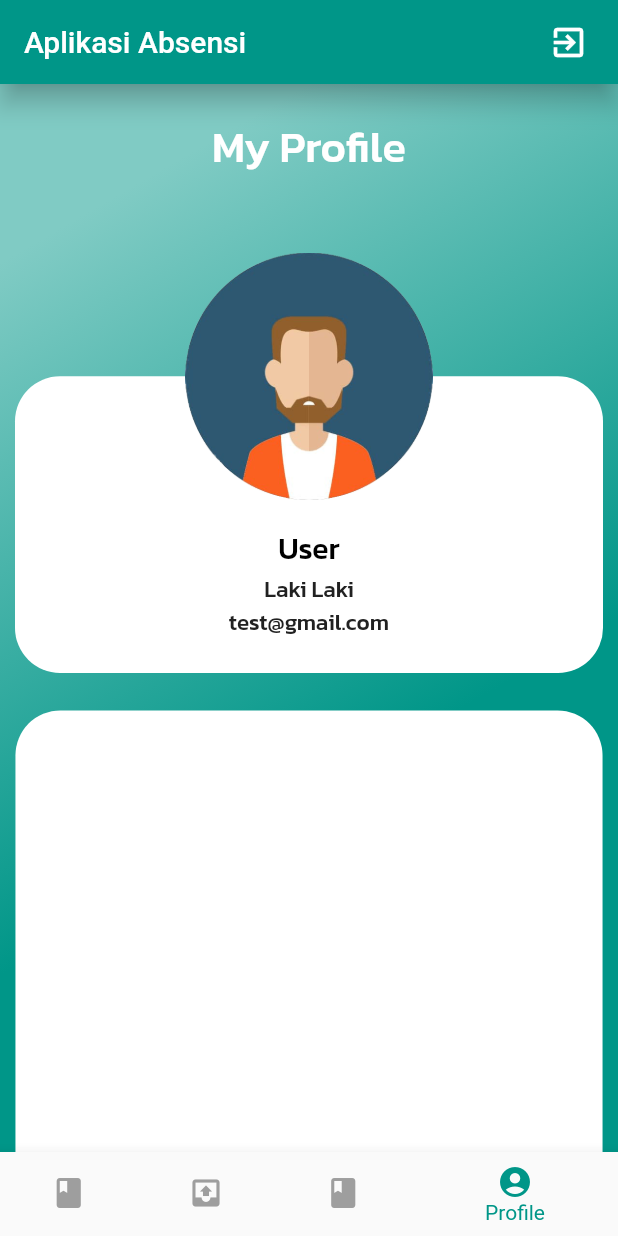
After one commit to umarfakhr4y/projek_panur, a Flutter app: the Home screen opened directly, item 4 of the bottom bar chosen, on a phone screen of 412 x 824 dp. The commit adds this screen. Run offline on Flutter 3.47's test engine with Material 2 defaults, Android fonts, the phone set to English and light mode, and no system bars; our stand-ins replace date_format, flutter_datetime_picker, geolocator, shared_preferences; accounts and stored records are empty; network calls fail.

Commit message:
bismillah kelar

```diff
--- a/lib/admin/model/karyawanModel.dart
+++ b/lib/admin/model/karyawanModel.dart
@@ -4,11 +4,9 @@
 
 import 'dart:convert';
 
-List<AllKaryawan> allKaryawanFromJson(String str) => List<AllKaryawan>.from(
-    json.decode(str).map((x) => AllKaryawan.fromJson(x)));
+List<AllKaryawan> allKaryawanFromJson(String str) => List<AllKaryawan>.from(json.decode(str).map((x) => AllKaryawan.fromJson(x)));
 
-String allKaryawanToJson(List<AllKaryawan> data) =>
-    json.encode(List<dynamic>.from(data.map((x) => x.toJson())));
+String allKaryawanToJson(List<AllKaryawan> data) => json.encode(List<dynamic>.from(data.map((x) => x.toJson())));
 
 class AllKaryawan {
     AllKaryawan({
@@ -19,6 +17,7 @@ class AllKaryawan {
         this.createdAt,
         this.updatedAt,
         this.absenMasuk,
+        this.absenPulang,
     });
 
     int id;
@@ -27,7 +26,8 @@ class AllKaryawan {
     dynamic emailVerifiedAt;
     DateTime createdAt;
     DateTime updatedAt;
-  List<AbsenMasuk> absenMasuk;
+    List<Absen> absenMasuk;
+    List<Absen> absenPulang;
 
     factory AllKaryawan.fromJson(Map<String, dynamic> json) => AllKaryawan(
         id: json["id"],
@@ -36,8 +36,8 @@ class AllKaryawan {
         emailVerifiedAt: json["email_verified_at"],
         createdAt: DateTime.parse(json["created_at"]),
         updatedAt: DateTime.parse(json["updated_at"]),
-        absenMasuk: List<AbsenMasuk>.from(
-            json["absen_masuk"].map((x) => AbsenMasuk.fromJson(x))),
+        absenMasuk: List<Absen>.from(json["absen_masuk"].map((x) => Absen.fromJson(x))),
+        absenPulang: List<Absen>.from(json["absen_pulang"].map((x) => Absen.fromJson(x))),
     );
 
     Map<String, dynamic> toJson() => {
@@ -48,11 +48,12 @@ class AllKaryawan {
         "created_at": createdAt.toIso8601String(),
         "updated_at": updatedAt.toIso8601String(),
         "absen_masuk": List<dynamic>.from(absenMasuk.map((x) => x.toJson())),
+        "absen_pulang": List<dynamic>.from(absenPulang.map((x) => x.toJson())),
     };
 }
 
-class AbsenMasuk {
-  AbsenMasuk({
+class Absen {
+    Absen({
         this.id,
         this.userId,
         this.jamMasuk,
@@ -60,34 +61,58 @@ class AbsenMasuk {
         this.lokasi,
         this.createdAt,
         this.updatedAt,
+        this.jamPulang,
     });
 
     int id;
     int userId;
     String jamMasuk;
     DateTime tanggal;
-  String lokasi;
+    Lokasi lokasi;
     DateTime createdAt;
     DateTime updatedAt;
+    String jamPulang;
 
-  factory AbsenMasuk.fromJson(Map<String, dynamic> json) => AbsenMasuk(
+    factory Absen.fromJson(Map<String, dynamic> json) => Absen(
         id: json["id"],
         userId: json["user_id"],
-        jamMasuk: json["jam_masuk"],
+        jamMasuk: json["jam_masuk"] == null ? null : json["jam_masuk"],
         tanggal: DateTime.parse(json["tanggal"]),
-        lokasi: json["lokasi"],
+        lokasi: lokasiValues.map[json["lokasi"]],
         createdAt: DateTime.parse(json["created_at"]),
         updatedAt: DateTime.parse(json["updated_at"]),
+        jamPulang: json["jam_pulang"] == null ? null : json["jam_pulang"],
     );
 
     Map<String, dynamic> toJson() => {
         "id": id,
         "user_id": userId,
-        "jam_masuk": jamMasuk,
-        "tanggal":
-            "${tanggal.year.toString().padLeft(4, '0')}-${tanggal.month.toString().padLeft(2, '0')}-${tanggal.day.toString().padLeft(2, '0')}",
-        "lokasi": lokasi,
+        "jam_masuk": jamMasuk == null ? null : jamMasuk,
+        "tanggal": "${tanggal.year.toString().padLeft(4, '0')}-${tanggal.month.toString().padLeft(2, '0')}-${tanggal.day.toString().padLeft(2, '0')}",
+        "lokasi": lokasiValues.reverse[lokasi],
         "created_at": createdAt.toIso8601String(),
         "updated_at": updatedAt.toIso8601String(),
+        "jam_pulang": jamPulang == null ? null : jamPulang,
     };
 }
+
+enum Lokasi { JONGGOL, LOKASI_JONGGOL }
+
+final lokasiValues = EnumValues({
+    "jonggol": Lokasi.JONGGOL,
+    "Jonggol": Lokasi.LOKASI_JONGGOL
+});
+
+class EnumValues<T> {
+    Map<String, T> map;
+    Map<T, String> reverseMap;
+
+    EnumValues(this.map);
+
+    Map<T, String> get reverse {
+        if (reverseMap == null) {
+            reverseMap = map.map((k, v) => new MapEntry(v, k));
+        }
+        return reverseMap;
+    }
+}
--- a/lib/admin/ui/dataSingle.dart
+++ b/lib/admin/ui/dataSingle.dart
@@ -264,7 +264,7 @@ class _DataSingleAbsenState extends State<DataSingleAbsen> {
                                               null
                                           ? "Absen Pulang : Data Belum Tersedia"
                                           : "Absen Pulang : " +
-                                              singleKaryawan['absen_masuk'][0]
+                                              singleKaryawan['absen_pulang'][0]
                                                       ['jam_pulang']
                                                   .toString()),
                                     ],
--- a/lib/splashscreen.dart
+++ b/lib/splashscreen.dart
@@ -36,7 +36,7 @@ class _SplashScreenState extends State<SplashScreen> {
             //   color: Colors.white,
             // ),
             Image.asset(
-              'assets/logo.png',
+              'assets/icon/icon.png',
               width: 140,
             ),
             SizedBox(height: 24.0),
--- a/lib/user/ui/DataAbsen.dart
+++ b/lib/user/ui/DataAbsen.dart
@@ -43,12 +43,14 @@ class _DataAbsenState extends State<DataAbsen> {
                               Text('Total Absen',
                                   style: TextStyle(
                                     fontSize: displayWidth(context) * 0.06,
+                                    fontFamily: "Kanit",
                                     color: Colors.white,
                                     height: 2.0,
                                   )),
                               Text(
                                 'Hadir',
                                 style: TextStyle(
+                                  fontFamily: "Kanit",
                                   color: Colors.white,
                                   fontSize: displayWidth(context) * 0.07,
                                 ),
@@ -57,6 +59,7 @@ class _DataAbsenState extends State<DataAbsen> {
                                 alignment: Alignment.bottomRight,
                                 child: Text("20",
                                     style: TextStyle(
+                                      fontFamily: "Kanit",
                                       fontSize: displayWidth(context) * 0.09,
                                       color: Colors.white,
                                       // height: 2.0,
@@ -93,6 +96,7 @@ class _DataAbsenState extends State<DataAbsen> {
                               Text('Total Absen',
                                   style: TextStyle(
                                     fontSize: displayWidth(context) * 0.06,
+                                    fontFamily: "Kanit",
                                     color: Colors.white,
                                     height: 2.0,
                                   )),
@@ -100,6 +104,7 @@ class _DataAbsenState extends State<DataAbsen> {
                                 'Terlambat',
                                 style: TextStyle(
                                   color: Colors.white,
+                                  fontFamily: "Kanit",
                                   fontSize: displayWidth(context) * 0.06,
                                 ),
                               )
@@ -110,6 +115,7 @@ class _DataAbsenState extends State<DataAbsen> {
                             child: Text("5",
                                 style: TextStyle(
                                   fontSize: displayWidth(context) * 0.09,
+                                  fontFamily: "Kanit",
                                   color: Colors.white,
                                   // height: 2.0,
                                 )),
--- /dev/null
+++ b/lib/user/ui/ProfilScreen.dart
@@ -0,0 +1,161 @@
+part of 'uis.dart';
+
+class ProfileScreen extends StatefulWidget {
+  @override
+  _ProfileScreen createState() => _ProfileScreen();
+}
+
+class _ProfileScreen extends State<ProfileScreen> {
+  @override
+  Widget build(BuildContext context) {
+    double width = MediaQuery.of(context).size.width;
+    double height = MediaQuery.of(context).size.height;
+    // TODO: implement build
+    return Stack(
+      fit: StackFit.expand,
+      children: [
+        Container(
+          decoration: BoxDecoration(
+              gradient: LinearGradient(begin: Alignment.topCenter, colors: [
+            Colors.teal[200],
+            Colors.teal,
+          ])),
+        ),
+        Scaffold(
+          backgroundColor: Colors.transparent,
+          body: SingleChildScrollView(
+            child: Column(
+              children: [
+                SizedBox(height: 20),
+                Text(
+                  "My Profile",
+                  textAlign: TextAlign.center,
+                  style: TextStyle(
+                    fontFamily: "Kanit",
+                    fontSize: displayWidth(context) * 0.07,
+                    color: Colors.white,
+                  ),
+                ),
+                Container(
+                  height: height * 0.4,
+                  child: LayoutBuilder(builder: (context, constraints) {
+                    double innerHeight = constraints.maxHeight;
+                    double innerWidth = constraints.maxWidth;
+                    return Stack(
+                      fit: StackFit.expand,
+                      children: [
+                        Positioned(
+                          left: 10,
+                          right: 10,
+                          bottom: 0,
+                          child: Container(
+                            height: innerHeight * 0.60,
+                            decoration: BoxDecoration(
+                              borderRadius: BorderRadius.circular(30),
+                              color: Colors.white,
+                            ),
+                            child: Column(
+                              children: [
+                                SizedBox(
+                                  height: 100,
+                                ),
+                                Text(
+                                  "User",
+                                  style: TextStyle(
+                                      fontSize: 20,
+                                      color: Colors.black,
+                                      fontFamily: "Kanit"),
+                                ),
+                                Row(
+                                  mainAxisAlignment: MainAxisAlignment.center,
+                                  children: [
+                                    Column(
+                                      children: [
+                                        Text(
+                                          'Laki Laki',
+                                          style: TextStyle(
+                                            color: Colors.grey[900],
+                                            fontFamily: 'Kanit',
+                                            fontSize: 15,
+                                          ),
+                                        ),
+                                        Text(
+                                          'test@gmail.com',
+                                          style: TextStyle(
+                                            color: Colors.grey[900],
+                                            fontFamily: 'Kanit',
+                                            fontSize: 15,
+                                          ),
+                                        ),
+                                      ],
+                                    ),
+                                  ],
+                                ),
+                              ],
+                            ),
+                          ),
+                        ),
+                        Positioned(
+                            right: 0,
+                            left: 0,
+                            bottom: 0,
+                            child: Center(
+                              child: Container(
+                                height: innerHeight * 1.20,
+                                width: innerWidth * 0.40,
+                                child: Image.asset(
+                                  'assets/img/orang.png',
+                                  width: innerWidth * 0.45,
+                                  fit: BoxFit.fitWidth,
+                                ),
+                                // child: Image.asset(
+                                //   'assets/img/orang.png',
+                                //   width: innerWidth * 0.45,
+                                //   fit: BoxFit.fitWidth,
+                                // ),
+                              ),
+                            )),
+                      ],
+                    );
+                  }),
+                ),
+                SizedBox(
+                  height: 25,
+                ),
+                Positioned(
+                    left: 10,
+                    right: 10,
+                    bottom: 0,
+                    child: Center(
+                      child: Container(
+                        height: height * 0.5,
+                        width: width * 0.95,
+                        decoration: BoxDecoration(
+                          borderRadius: BorderRadius.circular(30),
+                          color: Colors.white,
+                        ),
+                      ),
+                    )),
+                SizedBox(
+                  height: 30,
+                ),
+              ],
+            ),
+          ),
+        )
+      ],
+    );
+  }
+}
+
+// Scaffold(
+//       body: Container(
+//         width: double.infinity,
+//         decoration: BoxDecoration(
+//             gradient: LinearGradient(begin: Alignment.topCenter, colors: [
+//           Colors.teal[200],
+//           Colors.teal
+//           // Colors.blueAccent
+//         ])),
+//       ),
+//     );
--- a/lib/user/ui/home.dart
+++ b/lib/user/ui/home.dart
@@ -48,7 +48,7 @@ class _HomeState extends State<Home> {
 
   @override
   Widget build(BuildContext context) {
-    final _listPage = <Widget>[AbsenHadir(), AbsenPulang(), DataAbsen()];
+    final _listPage = <Widget>[AbsenHadir(), AbsenPulang(), DataAbsen(), ProfileScreen()];
 
     final _bottomNavBarItems = <BottomNavigationBarItem>[
       BottomNavigationBarItem(
@@ -56,12 +56,16 @@ class _HomeState extends State<Home> {
         title: Text('Absen Hadir'),
       ),
       BottomNavigationBarItem(
-        icon: Icon(Icons.home),
+        icon: Icon(Icons.outbox),
         title: Text('Absen Pulang'),
       ),
       BottomNavigationBarItem(
         icon: Icon(Icons.book),
         title: Text('Data Absen'),
+      ),
+      BottomNavigationBarItem(
+        icon: Icon(Icons.account_circle),
+        title: Text('Profile'),
       ),
     ];
 
--- a/lib/user/ui/uis.dart
+++ b/lib/user/ui/uis.dart
@@ -6,4 +6,5 @@ import 'package:geolocator/geolocator.dart';
 
 part 'AbsenHadir.dart';
 part 'AbsenPulang.dart';
+part 'ProfilScreen.dart';
 part 'DataAbsen.dart';
```
Also changed, not shown: pubspec.yaml (+9 -1 lines), assets/icon/icon.png (renamed from assets/logo.png), assets/img/orang.png (added), pubspec.lock, 24 other files. Lines whose indentation alone changed are shown as unchanged.
